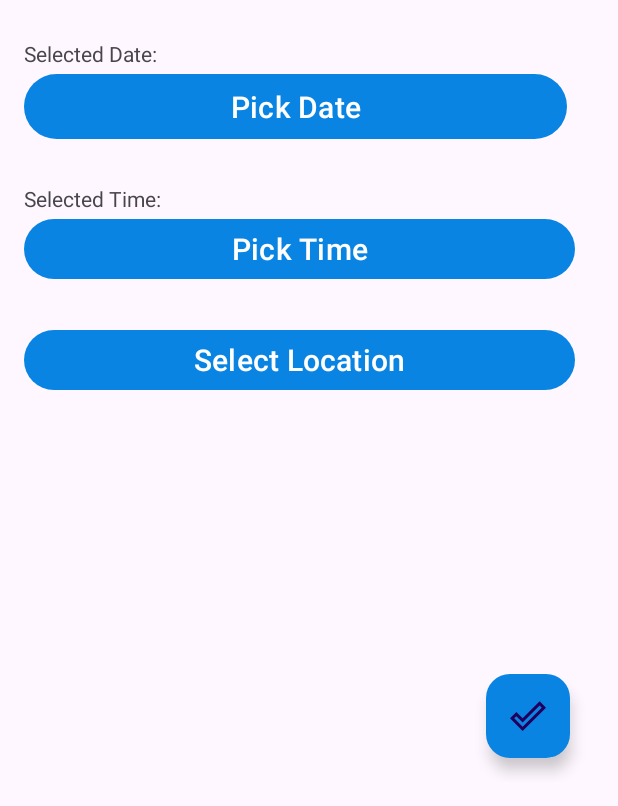
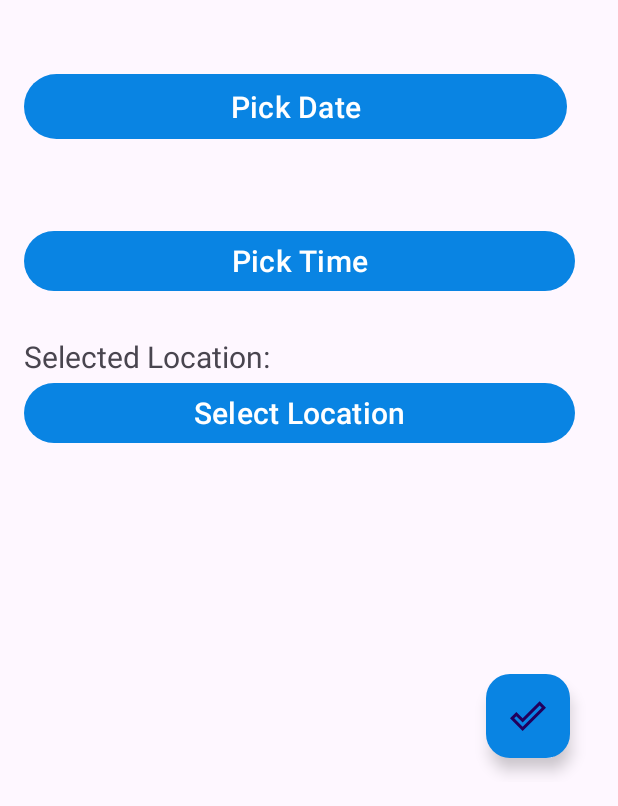
Before and after one commit to Abhinay-bir-17/event_app, an Android app: the screen it shows after launch (AddEventActivity), after a tap on an icon or button, on a phone screen of 412 x 824 dp, the part 430-1236 px from its top. Run offline under Robolectric (Android 15) with nearby library versions, the phone set to English and light mode, and no system bars.

Commit message:
added recycler view to list added events in home page, now going for edit nd delete events

```diff
--- a/app/build.gradle.kts
+++ b/app/build.gradle.kts
@@ -40,12 +40,15 @@ android {
 
 dependencies {
 
+//    implementation("com.google.android.gms:play-services-location:21.3.0")
     implementation(libs.androidx.core.ktx)
     implementation(libs.androidx.appcompat)
     implementation(libs.material)
     implementation(libs.androidx.activity)
     implementation(libs.androidx.constraintlayout)
+    implementation(libs.play.services.maps)
     testImplementation(libs.junit)
     androidTestImplementation(libs.androidx.junit)
     androidTestImplementation(libs.androidx.espresso.core)
+
 }
--- a/app/src/main/AndroidManifest.xml
+++ b/app/src/main/AndroidManifest.xml
@@ -13,6 +13,9 @@
         android:theme="@style/Theme.Event_app"
         tools:targetApi="31">
         <activity
+            android:name=".UpdateEventActivity"
+            android:exported="false" />
+        <activity
             android:name=".AddEventActivity"
             android:exported="false" />
         <activity
--- /dev/null
+++ b/app/src/main/java/com/example/event_app/Event.kt
@@ -0,0 +1,3 @@
+package com.example.event_app
+//id we will provide as a unique value to each event
+data class Event(val id: Int, val title: String, val content:String, val date:String,val time:String)
--- /dev/null
+++ b/app/src/main/java/com/example/event_app/EventsAdapter.kt
@@ -0,0 +1,53 @@
+package com.example.event_app
+
+import android.content.Context
+import android.content.Intent
+import android.view.LayoutInflater
+import android.view.View
+import android.view.ViewGroup
+import android.widget.ImageView
+import android.widget.TextView
+import android.widget.Toast
+import androidx.recyclerview.widget.RecyclerView
+class EventsAdapter (private var events: List<Event>, context: Context) : RecyclerView.Adapter<EventsAdapter.EventViewHolder>(){
+
+    private val db :EventsDatabaseHelper = EventsDatabaseHelper(context)
+    class EventViewHolder(itemView: View): RecyclerView.ViewHolder(itemView){
+        val titleTextView: TextView = itemView.findViewById(R.id.titleTextView)
+        val contentTextView: TextView = itemView.findViewById(R.id.contentTextView)
+        val dateTextView: TextView = itemView.findViewById(R.id.dateTextView)
+        val timeTextView: TextView = itemView.findViewById(R.id.timeTextView)
+//        val updateButton: ImageView = itemView.findViewById(R.id.updateButton)
+//        val deleteButton: ImageView = itemView.findViewById(R.id.deleteButton)
+    }
+    // here we set up item layout view
+    override fun onCreateViewHolder(parent: ViewGroup, viewType: Int): EventViewHolder{
+        val view = LayoutInflater.from(parent.context).inflate(R.layout.event_item, parent,false)
+        return EventViewHolder(view)
+    }
+    override fun getItemCount(): Int = events.size
+    // we set data on the element
+    override fun onBindViewHolder (holder: EventViewHolder, position: Int) {
+        val event = events[position]
+        holder.titleTextView.text = event.title
+        holder.contentTextView.text = event.content
+        holder.timeTextView.text = event.time
+        holder.dateTextView.text = event.date
+//        holder.updateButton.setOnClickListener {
+//            val intent = Intent(holder.itemView.context, UpdateEventActivity::class.java).apply {
+//                putExtra("note_id",event.id)
+//            }
+//            holder.itemView.context.startActivity(intent)
+//        }
+//        holder.deleteButton.setOnClickListener(){
+//            db.deleteNote((note.id))
+//            // now reload the data & get fresh list of nodes
+//            refreshData(db.getAllNotes())
+//            Toast.makeText(holder.itemView.context,"Note deleted!", Toast.LENGTH_SHORT).show()
+//        }
+    }
+    fun refreshData(newEvents: List<Event>){
+        events =  newEvents
+        notifyDataSetChanged()
+    }
+}
--- /dev/null
+++ b/app/src/main/java/com/example/event_app/EventsDatabaseHelper.kt
@@ -0,0 +1,66 @@
+package com.example.event_app
+
+import android.content.ContentValues
+import android.content.Context
+import android.database.sqlite.SQLiteDatabase
+import android.database.sqlite.SQLiteOpenHelper
+
+/* curser factory as null means using  default cursor*/
+class EventsDatabaseHelper(context: Context): SQLiteOpenHelper(context, DATABASE_NAME,null, DATABASE_VERSION) {
+
+    companion object {
+        private const val DATABASE_NAME = "eventsapp.db"
+        private const val DATABASE_VERSION = 1
+        private const val TABLE_NAME = "allevents"
+        private const val COLUMN_ID = "id"
+        private const val COLUMN_TITLE = "title"
+        private const val COLUMN_CONTENT = "content"
+        private const val COLUMN_DATE = "date"
+        private const val COLUMN_TIME = "time"
+    }
+    //  we will create table using create table query
+    override fun onCreate(db: SQLiteDatabase?) {
+        val createTableQuery = "CREATE TABLE $TABLE_NAME ($COLUMN_ID INTEGER PRIMARY KEY, $COLUMN_TITLE TEXT, $COLUMN_CONTENT TEXT, $COLUMN_DATE TEXT, $COLUMN_TIME TEXT)"
+        db?.execSQL(createTableQuery)
+    }
+    override fun onUpgrade (db: SQLiteDatabase?, oldVersion: Int, newVersion: Int) {
+        val dropTableQuery = "DROP TABLE IF EXISTS $TABLE_NAME"
+        db?.execSQL(dropTableQuery)
+        onCreate(db)
+        // here we drop a table with similar table name if it exists, then we call to create
+        // a new table using onCreate(db)
+    }
+    fun insertEvent (event: Event){
+        val db = writableDatabase // means db can be modified
+        // id is provided by sqlite db
+        val values = ContentValues().apply{ //contentValues is a class that is used to store vals
+            put(COLUMN_TITLE, event.title)
+            put(COLUMN_CONTENT, event.content)
+            put(COLUMN_DATE, event.date)
+            put(COLUMN_TIME, event.time)
+
+        }
+        db.insert(TABLE_NAME, null, values)
+        db.close()
+    }
+    fun getAllNotes(): List<Event> {
+        val eventsList = mutableListOf <Event>()
+        val db = readableDatabase
+        val query = "SELECT * FROM $TABLE_NAME"
+        //Executes the SQL query and returns a Cursor object that points to the result set.
+        //cursor: Allows iteration over the rows in the result set.
+        val cursor = db.rawQuery (query, null)
+        while (cursor.moveToNext()){
+            val id = cursor.getInt(cursor.getColumnIndexOrThrow (COLUMN_ID))
+            val title = cursor.getString(cursor.getColumnIndexOrThrow (COLUMN_TITLE))
+            val content = cursor.getString(cursor.getColumnIndexOrThrow(COLUMN_CONTENT))
+            val date = cursor.getString(cursor.getColumnIndexOrThrow(COLUMN_DATE))
+            val time = cursor.getString(cursor.getColumnIndexOrThrow(COLUMN_TIME))
+            val event = Event(id, title, content,date,time)
+            eventsList.add(event)
+        }
+        cursor.close()
+        db.close()
+        return eventsList
+    }
+}
--- a/app/src/main/java/com/example/event_app/MainActivity.kt
+++ b/app/src/main/java/com/example/event_app/MainActivity.kt
@@ -6,19 +6,33 @@ import androidx.activity.enableEdgeToEdge
 import androidx.appcompat.app.AppCompatActivity
 import androidx.core.view.ViewCompat
 import androidx.core.view.WindowInsetsCompat
+import androidx.recyclerview.widget.LinearLayoutManager
 import com.example.event_app.databinding.ActivityMainBinding
 
 class MainActivity : AppCompatActivity() {
     private lateinit var binding: ActivityMainBinding
+    private lateinit var db: EventsDatabaseHelper
+    private lateinit var eventsAdapter:  EventsAdapter
     override fun onCreate(savedInstanceState: Bundle?) {
         super.onCreate(savedInstanceState)
         enableEdgeToEdge()
         binding = ActivityMainBinding.inflate(layoutInflater)
         setContentView(binding.root)
+
+        db = EventsDatabaseHelper(this)
+        //set up adapter
+        eventsAdapter = EventsAdapter(db.getAllNotes(),  this)
+
+        binding.eventsRecyclerView.layoutManager= LinearLayoutManager( this)
+        binding.eventsRecyclerView.adapter = eventsAdapter
         binding.addButton.setOnClickListener {
             val intent = Intent(this, AddEventActivity::class.java)
             startActivity(intent)
         }
 
     }
+    override fun onResume() {
+        super.onResume()
+        eventsAdapter.refreshData(db.getAllNotes())
+    }
 }
--- a/app/src/main/res/layout/activity_add_event.xml
+++ b/app/src/main/res/layout/activity_add_event.xml
@@ -1,5 +1,4 @@
 <?xml version="1.0" encoding="utf-8"?>
-
 <RelativeLayout
     xmlns:android="http://schemas.android.com/apk/res/android"
     xmlns:tools="http://schemas.android.com/tools"
@@ -97,7 +96,7 @@
         android:layout_alignParentStart="true"
         android:layout_marginStart="0dp"
         android:layout_marginTop="26dp"
-        android:text="Selected Date:" />
+        android:text="" />
 
     <TextView
         android:id="@+id/selectedTimeTextView"
@@ -106,7 +105,9 @@
         android:layout_below="@+id/pickDateButton"
         android:layout_alignParentStart="true"
         android:layout_marginTop="26dp"
-        android:text="Selected Time:" />
+        android:text=""
+        android:textSize="20sp"
+        />
 
     <Button
         android:id="@+id/pickLocation"
@@ -114,7 +115,17 @@
         android:layout_height="wrap_content"
         android:layout_alignParentStart="true"
         android:text="Select Location"
+        android:layout_below="@+id/selectedLocation"
+
+        android:textSize="20sp" />
+    <TextView
+        android:id="@+id/selectedLocation"
+        android:layout_width="wrap_content"
+        android:layout_height="wrap_content"
         android:layout_below="@+id/pickTimeButton"
+        android:layout_alignParentStart="true"
         android:layout_marginTop="26dp"
-        android:textSize="20sp" />
+        android:text="Selected Location:"
+        android:textSize="20sp"
+        />
 </RelativeLayout>
--- a/gradle/libs.versions.toml
+++ b/gradle/libs.versions.toml
@@ -9,6 +9,7 @@ appcompat = "1.7.0"
 material = "1.12.0"
 activity = "1.9.3"
 constraintlayout = "2.2.0"
+playServicesMaps = "19.0.0"
 
 [libraries]
 androidx-core-ktx = { group = "androidx.core", name = "core-ktx", version.ref = "coreKtx" }
@@ -19,6 +20,7 @@ androidx-appcompat = { group = "androidx.appcompat", name = "appcompat", version
 material = { group = "com.google.android.material", name = "material", version.ref = "material" }
 androidx-activity = { group = "androidx.activity", name = "activity", version.ref = "activity" }
 androidx-constraintlayout = { group = "androidx.constraintlayout", name = "constraintlayout", version.ref = "constraintlayout" }
+play-services-maps = { group = "com.google.android.gms", name = "play-services-maps", version.ref = "playServicesMaps" }
 
 [plugins]
 android-application = { id = "com.android.application", version.ref = "agp" }
```
Also changed, not shown: app/src/main/java/com/example/event_app/AddEventActivity.kt (+34 -5 lines), app/src/main/java/com/example/event_app/UpdateEventActivity.kt (added, +16 -0 lines), app/src/main/res/layout/activity_main.xml (+7 -6 lines), app/src/main/res/layout/activity_update_event.xml (added, +10 -0 lines), app/src/main/res/layout/event_item.xml (added, +96 -0 lines).
